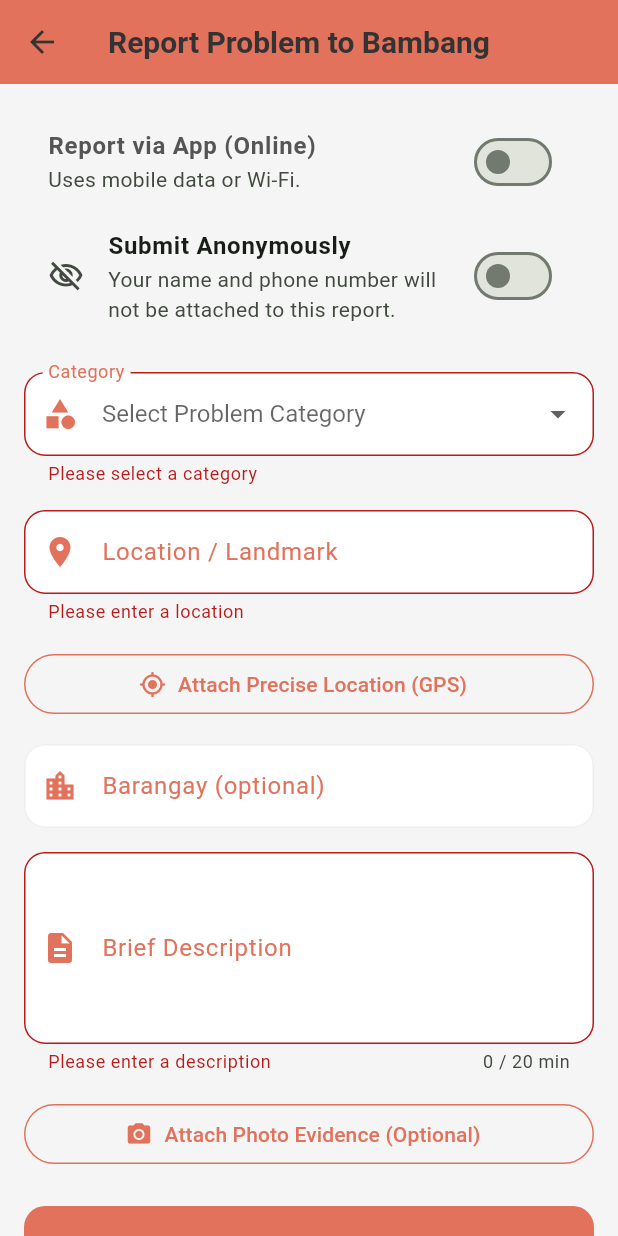
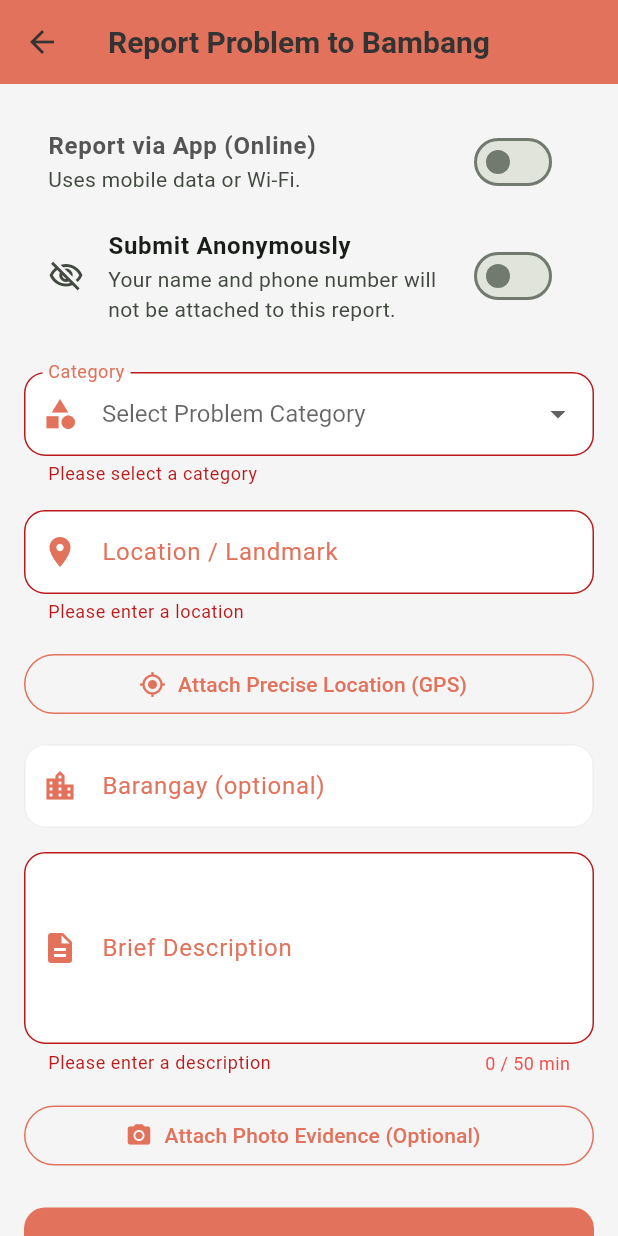
Before and after one commit to Project-Vizcaya/One-Vizcaya, a Flutter app: the ReportProblemScreen screen opened by its route, after a tap on "Report via App (Online)", after a tap on "Report via SMS (Offline)", after a tap on "Submit Report", on a phone screen of 412 x 824 dp. Run offline on Flutter 3.47's test engine with Material 3 defaults, Android fonts, the phone set to English and light mode, and no system bars; our stand-ins replace cloud_firestore, firebase_auth, firebase_core, firebase_messaging, firebase_storage, flutter_image_compress and 8 more; missing offline and left inert: firebase_app_check; accounts and stored records are empty; generated files the repository leaves out were written again.

Commit message:
Increase description minimum from 20 to 50 characters and fix counter
- Minimum length raised to 50 for more meaningful reports
- Removed redundant counterText property that was overriding buildCounter
- Counter now correctly shows 'X / 50 min' and turns red below threshold
- Validator blocks submission until 50-character minimum is met

https://claude.ai/code/session_017kLuVimip9R4ubYctBT9qP

```diff
--- a/one_vizcaya/lib/presentation/screens/report_problem_screen.dart
+++ b/one_vizcaya/lib/presentation/screens/report_problem_screen.dart
@@ -466,13 +466,11 @@ class _ReportProblemScreenState extends State<ReportProblemScreen> {
                 decoration: InputDecoration(
                   labelText: 'Brief Description',
                   prefixIcon: Icon(Icons.description, color: primaryLguColor),
-                  hintText: 'Describe the problem in detail (min. 20 characters).',
+                  hintText: 'Describe the problem in detail (min. 50 characters).',
                   focusedBorder: OutlineInputBorder(
                     borderSide: BorderSide(color: primaryLguColor, width: 2),
                   ),
                   labelStyle: TextStyle(color: primaryLguColor),
-                  counterText:
-                      '${_descriptionController.text.length} / 20 min',
                 ),
                 maxLines: 4,
                 maxLength: 500,
@@ -481,10 +479,10 @@ class _ReportProblemScreenState extends State<ReportProblemScreen> {
                         required isFocused,
                         maxLength}) =>
                     Text(
-                  '$currentLength / 20 min',
+                  '$currentLength / 50 min',
                   style: TextStyle(
                     fontSize: 12,
-                    color: currentLength < 20
+                    color: currentLength < 50
                         ? Colors.red.shade400
                         : Colors.grey.shade600,
                   ),
@@ -494,8 +492,8 @@ class _ReportProblemScreenState extends State<ReportProblemScreen> {
                   if (value == null || value.trim().isEmpty) {
                     return 'Please enter a description';
                   }
-                  if (value.trim().length < 20) {
-                    return 'Description must be at least 20 characters';
+                  if (value.trim().length < 50) {
+                    return 'Description must be at least 50 characters';
                   }
                   return null;
                 },
```
